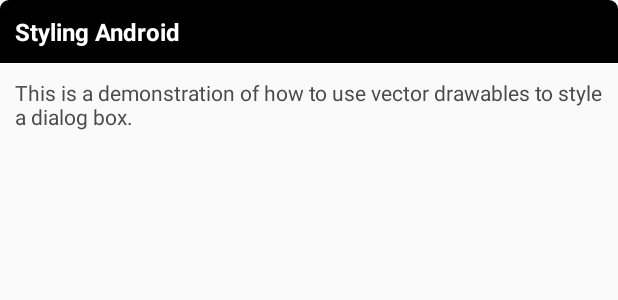
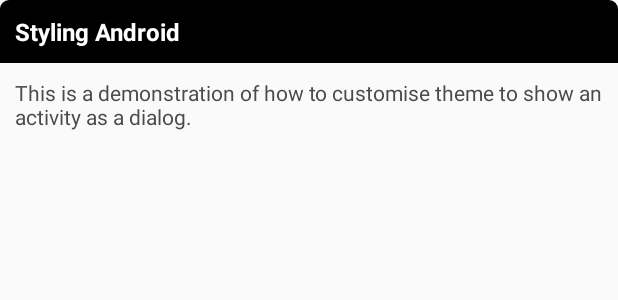
Before and after one commit to sahilpatel14/StylingAndroidAnimations, an Android app: the layout activity_main.xml on its own in the app's theme, with its tools: preview values and no code run, on a phone screen of 412 x 824 dp. Shown: the top 300 px of the screen. Run offline under Robolectric (Android 15) with nearby library versions, the phone set to English and light mode, and no system bars.

Commit message:
added comments. Added screenshot

```diff
--- a/app/src/main/res/drawable/dialog.xml
+++ b/app/src/main/res/drawable/dialog.xml
@@ -1,7 +1,11 @@
 <?xml version="1.0" encoding="utf-8"?>
 
 <!--
-An inset drawable enables us to put a margin around an existing drawable.
+    An inset drawable enables us to put a margin around an existing drawable.
+    This means now the dialog_background drawable is not going to cover the
+    whole view. It will leave a space of 10dp in both sides.
+
+    https://stackoverflow.com/questions/38621380/what-are-insets-in-android
 -->
 
 <inset xmlns:android="http://schemas.android.com/apk/res/android"
--- a/app/src/main/res/drawable/dialog_background.xml
+++ b/app/src/main/res/drawable/dialog_background.xml
@@ -1,4 +1,9 @@
 <?xml version="1.0" encoding="utf-8"?>
+
+<!--
+    The actual background that we put in our dialog. Some shade of white
+    along with rounded corners.
+-->
 <shape xmlns:android="http://schemas.android.com/apk/res/android"
     android:shape="rectangle">
 
--- a/app/src/main/res/drawable/dialog_title.xml
+++ b/app/src/main/res/drawable/dialog_title.xml
@@ -1,4 +1,10 @@
 <?xml version="1.0" encoding="utf-8"?>
+
+<!--
+    Background for the title bar of dialog. A black background with rounded
+    corners.
+-->
+
 <shape xmlns:android="http://schemas.android.com/apk/res/android"
     android:shape="rectangle">
     <solid android:color="#000000"/>
--- a/app/src/main/res/layout/activity_main.xml
+++ b/app/src/main/res/layout/activity_main.xml
@@ -1,23 +1,42 @@
 <?xml version="1.0" encoding="utf-8"?>
+
+<!--
+    It's a pretty straightforward layout. We have not made any
+    special changes to it for show it as a dialog. We will be
+    setting dialog theme for it. This theme does not have an
+    action bar.
+-->
+
 <RelativeLayout xmlns:android="http://schemas.android.com/apk/res/android"
-    android:layout_width="wrap_content"
-    android:layout_height="wrap_content">
+    android:layout_width="match_parent"
+    android:layout_height="match_parent">
 
+
+    <!--
+        Setting a background with rounded rectangle.
+        Giving white text, black background color combo.
+        setting text Style and color.
+    -->
     <TextView
         android:id="@+id/title"
         style="@style/title"
         android:layout_width="match_parent"
         android:layout_height="wrap_content"
+        android:layout_alignParentStart="true"
         android:layout_alignParentLeft="true"
         android:layout_alignParentTop="true"
-        android:text="Styling Android" />
+        android:text="@string/styling_android" />
 
+    <!--
+        Setting text color. That's pretty much it.
+    -->
     <TextView
         android:id="@+id/body"
         style="@style/body"
         android:layout_width="wrap_content"
         android:layout_height="wrap_content"
         android:layout_alignLeft="@id/title"
+        android:layout_alignStart="@id/title"
         android:layout_below="@id/title"
-        android:text="This is a demonstration of how to use vector drawables to style a dialog box." />
+        android:text="@string/dialog_content" />
 </RelativeLayout>
--- a/app/src/main/res/values/strings.xml
+++ b/app/src/main/res/values/strings.xml
@@ -1,3 +1,5 @@
 <resources>
     <string name="app_name">StylingAndroidAnimations</string>
+    <string name="styling_android">Styling Android</string>
+    <string name="dialog_content">This is a demonstration of how to customise theme to show an activity as a dialog.</string>
 </resources>
```
Also changed, not shown: app/src/main/AndroidManifest.xml (+6 -3 lines), app/src/main/res/values/styles.xml (+23 -1 lines), 1 other file.
